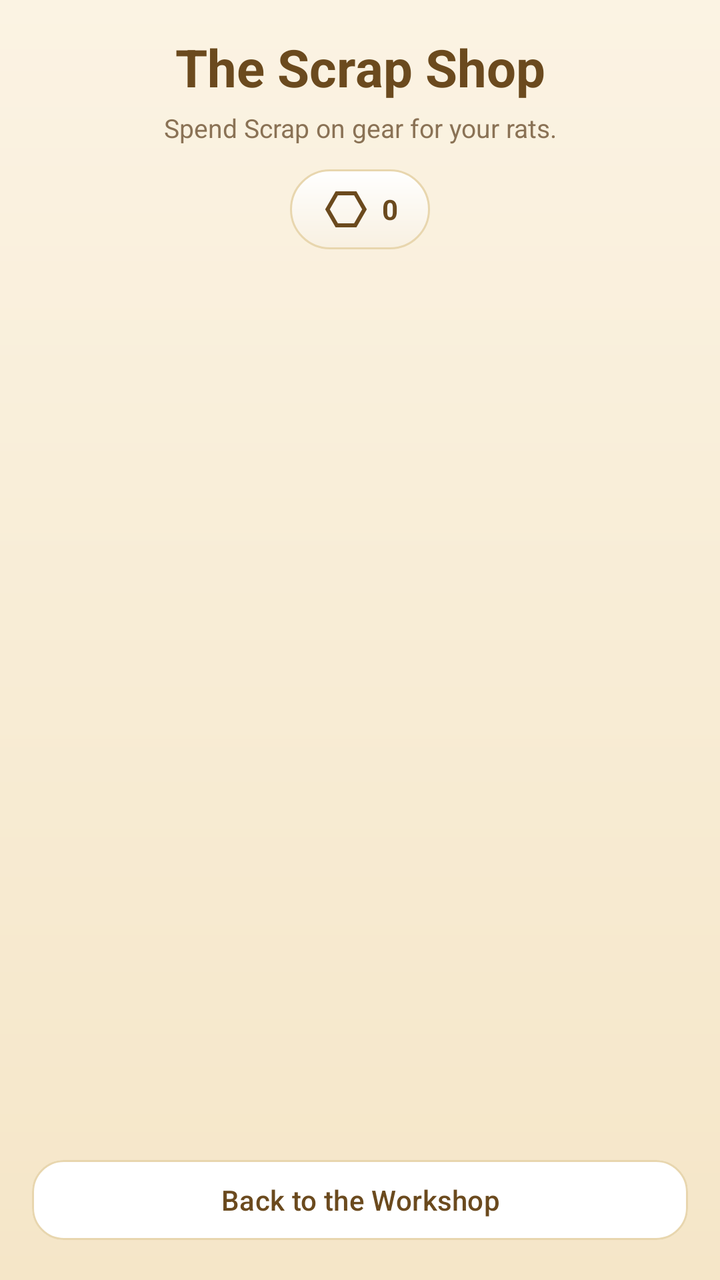
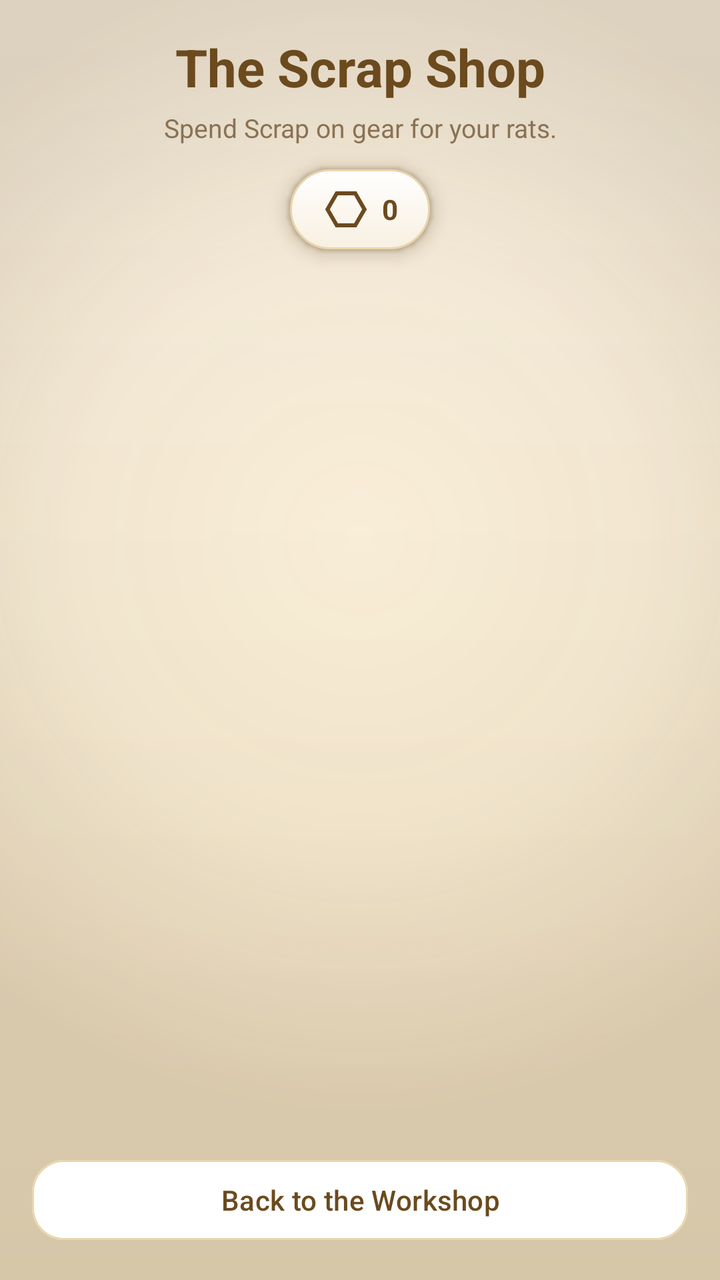

Compare the two renders of this Android layout. The source of the first and the diff that turns it into the second are given below.
<!-- AndroidManifest.xml: application theme Theme.RatKingRecon -->
<!-- res/layout/activity_shop.xml -->
<?xml version="1.0" encoding="utf-8"?>
<LinearLayout xmlns:android="http://schemas.android.com/apk/res/android"
    xmlns:app="http://schemas.android.com/apk/res-auto"
    android:layout_width="match_parent"
    android:layout_height="match_parent"
    android:orientation="vertical"
    android:background="@drawable/bg_app_gradient"
    android:fitsSystemWindows="true">

    <TextView
        android:layout_width="match_parent"
        android:layout_height="wrap_content"
        android:text="@string/shop_title"
        android:textColor="@color/text_primary"
        android:textSize="26sp"
        android:textStyle="bold"
        android:textAlignment="center"
        android:layout_marginHorizontal="16dp"
        android:layout_marginTop="16dp"
        android:layout_marginBottom="4dp" />

    <TextView
        android:layout_width="match_parent"
        android:layout_height="wrap_content"
        android:text="@string/shop_subtitle"
        android:textColor="@color/text_muted"
        android:textSize="13sp"
        android:textAlignment="center"
        android:layout_marginHorizontal="16dp"
        android:layout_marginBottom="12dp" />

    
    <TextView
        android:id="@+id/shopScrapText"
        android:layout_width="wrap_content"
        android:layout_height="wrap_content"
        android:layout_gravity="center_horizontal"
        android:background="@drawable/bg_pill_tan"
        android:paddingHorizontal="16dp"
        android:paddingVertical="8dp"
        android:gravity="center"
        android:drawableStart="@drawable/ic_hexagon"
        android:drawablePadding="6dp"
        android:textSize="14sp"
        android:textStyle="bold"
        android:textColor="@color/text_primary"
        android:text="@string/header_scrap_default"
        android:layout_marginBottom="16dp" />

    <ScrollView
        android:layout_width="match_parent"
        android:layout_height="0dp"
        android:layout_weight="1"
        android:paddingHorizontal="16dp"
        android:clipToPadding="false">

        <LinearLayout
            android:id="@+id/shopCategoryContainer"
            android:layout_width="match_parent"
            android:layout_height="wrap_content"
            android:orientation="vertical" />
    </ScrollView>

    <com.google.android.material.button.MaterialButton
        android:id="@+id/shopBackButton"
        android:layout_width="match_parent"
        android:layout_height="wrap_content"
        android:layout_margin="16dp"
        android:text="@string/btn_back_to_workshop"
        android:textAllCaps="false"
        android:textColor="@color/text_primary"
        app:backgroundTint="@color/card_white"
        app:strokeColor="@color/card_border"
        app:strokeWidth="1dp"
        app:cornerRadius="16dp" />

</LinearLayout>
<!-- resources referenced by this layout -->
<resources>
  <color name="card_border">#E8D6AE</color>
  <color name="card_white">#FFFFFF</color>
  <color name="text_muted">#8A7255</color>
  <color name="text_primary">#6B4A1E</color>
  <!-- drawable bg_app_gradient (drawable) -->
  <?xml version="1.0" encoding="utf-8"?>
  <shape xmlns:android="http://schemas.android.com/apk/res/android"
      android:shape="rectangle">
      <gradient
          android:angle="270"
          android:startColor="@color/cream"
          android:endColor="@color/tan"
          android:type="linear" />
  </shape>
  <!-- drawable bg_pill_tan (drawable) -->
  <?xml version="1.0" encoding="utf-8"?>
  <shape xmlns:android="http://schemas.android.com/apk/res/android"
      android:shape="rectangle">
      <gradient
          android:angle="270"
          android:startColor="@color/card_white"
          android:endColor="#F8F0E1"
          android:type="linear" />
      <stroke
          android:width="1dp"
          android:color="@color/card_border" />
      <corners android:radius="20dp" />
  </shape>
  <!-- drawable ic_hexagon (drawable) -->
  <?xml version="1.0" encoding="utf-8"?>
  <vector xmlns:android="http://schemas.android.com/apk/res/android"
      android:width="24dp"
      android:height="24dp"
      android:viewportWidth="960"
      android:viewportHeight="960"
      android:tint="@color/text_primary">
      <group android:translateX="-0" android:translateY="960">
          <path
              android:fillColor="@color/text_primary"
              android:pathData="M272-120 64-480l208-360h416l208 360-208 360H272Zm46-80h324l161-280-161-280H318L156-480l162 280Zm162-280Z" />
      </group>
  </vector>
  <string name="btn_back_to_workshop">Back to the Workshop</string>
  <string name="header_scrap_default">0</string>
  <string name="shop_subtitle">Spend Scrap on gear for your rats.</string>
  <string name="shop_title">The Scrap Shop</string>
  <style name="Theme.RatKingRecon" parent="Base.Theme.RatKingRecon" />
  <color name="cream">#FBF3E3</color>
  <color name="tan">#F5E6C8</color>
  <style name="Base.Theme.RatKingRecon" parent="Theme.Material3.Light.NoActionBar">
          <item name="colorPrimary">@color/amber</item>
          <item name="colorOnPrimary">@color/text_primary</item>
          <item name="colorSurface">@color/cream</item>
          <item name="colorOnSurface">@color/text_primary</item>
          <item name="android:colorBackground">@color/cream</item>
          <item name="android:statusBarColor">@color/cream</item>
          <item name="android:windowLightStatusBar">true</item>
          <item name="android:navigationBarColor">@color/tan</item>
          
          <item name="android:windowLightNavigationBar" tools:targetApi="27">true</item>
      </style>
  <color name="amber">#E8A94F</color>
</resources>

<!-- the commit's change to res/layout/activity_shop.xml (unified diff, before → after) -->
@@ -1,10 +1,13 @@
 <?xml version="1.0" encoding="utf-8"?>
 <LinearLayout xmlns:android="http://schemas.android.com/apk/res/android"
     xmlns:app="http://schemas.android.com/apk/res-auto"
+    xmlns:tools="http://schemas.android.com/tools"
     android:layout_width="match_parent"
     android:layout_height="match_parent"
     android:orientation="vertical"
     android:background="@drawable/bg_app_gradient"
+    android:clipChildren="false"
+    android:clipToPadding="false"
     android:fitsSystemWindows="true">
 
     <TextView
@@ -36,6 +39,10 @@
         android:layout_height="wrap_content"
         android:layout_gravity="center_horizontal"
         android:background="@drawable/bg_pill_tan"
+        android:elevation="6dp"
+        android:outlineAmbientShadowColor="@color/shadow_warm"
+        android:outlineSpotShadowColor="@color/shadow_warm"
+        tools:targetApi="28"
         android:paddingHorizontal="16dp"
         android:paddingVertical="8dp"
         android:gravity="center"
@@ -52,12 +59,15 @@
         android:layout_height="0dp"
         android:layout_weight="1"
         android:paddingHorizontal="16dp"
-        android:clipToPadding="false">
+        android:clipToPadding="false"
+        android:clipChildren="false">
 
         <LinearLayout
             android:id="@+id/shopCategoryContainer"
             android:layout_width="match_parent"
             android:layout_height="wrap_content"
+            android:clipChildren="false"
+            android:clipToPadding="false"
             android:orientation="vertical" />
     </ScrollView>
 
<!-- resource entries referenced after the edit -->
@@ -2,18 +2,37 @@
 <resources>
   <color name="card_border">#E8D6AE</color>
   <color name="card_white">#FFFFFF</color>
+  <color name="shadow_warm">#4A2F0F</color>
   <color name="text_muted">#8A7255</color>
   <color name="text_primary">#6B4A1E</color>
   <!-- drawable bg_app_gradient (drawable) -->
   <?xml version="1.0" encoding="utf-8"?>
-  <shape xmlns:android="http://schemas.android.com/apk/res/android"
-      android:shape="rectangle">
-      <gradient
-          android:angle="270"
-          android:startColor="@color/cream"
-          android:endColor="@color/tan"
-          android:type="linear" />
-  </shape>
+  <layer-list xmlns:android="http://schemas.android.com/apk/res/android">
+  
+      <item>
+          <shape android:shape="rectangle">
+              <gradient
+                  android:angle="270"
+                  android:startColor="@color/cream"
+                  android:endColor="@color/tan"
+                  android:type="linear" />
+          </shape>
+      </item>
+  
+      <item>
+          <shape android:shape="rectangle">
+              <gradient
+                  android:type="radial"
+                  android:centerX="0.5"
+                  android:centerY="0.42"
+                  android:gradientRadius="80%p"
+                  android:startColor="#004A2F0F"
+                  android:centerColor="#0A4A2F0F"
+                  android:endColor="#2B4A2F0F" />
+          </shape>
+      </item>
+  
+  </layer-list>
   <!-- drawable bg_pill_tan (drawable) -->
   <?xml version="1.0" encoding="utf-8"?>
   <shape xmlns:android="http://schemas.android.com/apk/res/android"
